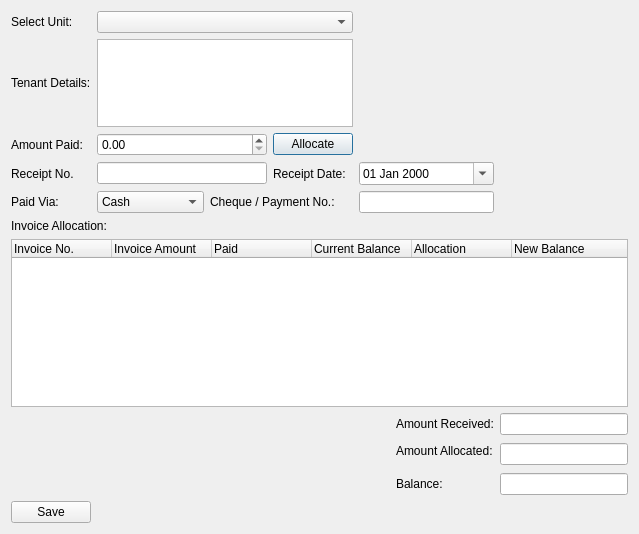
Old version of the form rentmanager/smartpaymentdialog.ui in the repository jayjay-w/rentman.
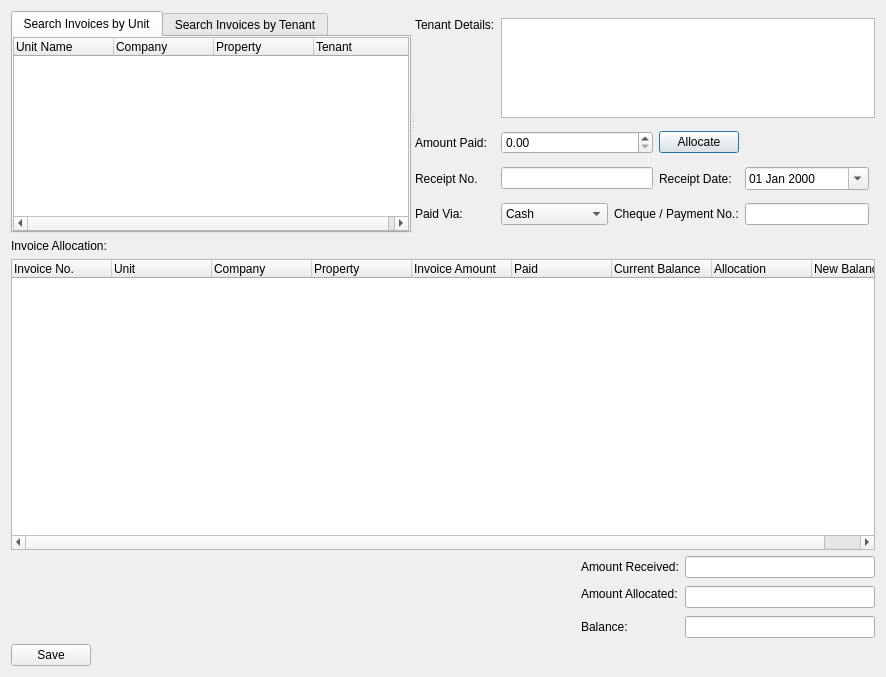
New version of the form.

Patch:
```diff
--- a/rentmanager/smartpaymentdialog.ui
+++ b/rentmanager/smartpaymentdialog.ui
@@ -6,8 +6,8 @@
    <rect>
     <x>0</x>
     <y>0</y>
-    <width>639</width>
-    <height>534</height>
+    <width>886</width>
+    <height>677</height>
    </rect>
   </property>
   <property name="windowTitle">
@@ -15,32 +15,150 @@
   </property>
   <layout class="QVBoxLayout" name="verticalLayout">
    <item>
+    <widget class="QSplitter" name="splitter">
+     <property name="orientation">
+      <enum>Qt::Horizontal</enum>
+     </property>
+     <widget class="QTabWidget" name="tabWidget">
+      <property name="minimumSize">
+       <size>
+        <width>400</width>
+        <height>0</height>
+       </size>
+      </property>
+      <property name="currentIndex">
+       <number>0</number>
+      </property>
+      <widget class="QWidget" name="tab">
+       <attribute name="title">
+        <string>Search Invoices by Unit</string>
+       </attribute>
+       <layout class="QVBoxLayout" name="verticalLayout_2">
+        <property name="spacing">
+         <number>0</number>
+        </property>
+        <property name="leftMargin">
+         <number>0</number>
+        </property>
+        <property name="topMargin">
+         <number>0</number>
+        </property>
+        <property name="rightMargin">
+         <number>0</number>
+        </property>
+        <property name="bottomMargin">
+         <number>0</number>
+        </property>
+        <item>
+         <widget class="QTreeWidget" name="trvUnits">
+          <column>
+           <property name="text">
+            <string>Unit Name</string>
+           </property>
+          </column>
+          <column>
+           <property name="text">
+            <string>Company</string>
+           </property>
+          </column>
+          <column>
+           <property name="text">
+            <string>Property</string>
+           </property>
+          </column>
+          <column>
+           <property name="text">
+            <string>Tenant</string>
+           </property>
+          </column>
+         </widget>
+        </item>
+       </layout>
+      </widget>
+      <widget class="QWidget" name="tab_2">
+       <attribute name="title">
+        <string>Search Invoices by Tenant</string>
+       </attribute>
+       <layout class="QVBoxLayout" name="verticalLayout_3">
+        <property name="spacing">
+         <number>0</number>
+        </property>
+        <property name="leftMargin">
+         <number>0</number>
+        </property>
+        <property name="topMargin">
+         <number>0</number>
+        </property>
+        <property name="rightMargin">
+         <number>0</number>
+        </property>
+        <property name="bottomMargin">
+         <number>0</number>
+        </property>
+        <item>
+         <widget class="QTreeWidget" name="trvTenants">
+          <column>
+           <property name="text">
+            <string>Tenant Name</string>
+           </property>
+          </column>
+          <column>
+           <property name="text">
+            <string>Unit</string>
+           </property>
+          </column>
+          <column>
+           <property name="text">
+            <string>Company</string>
+           </property>
+          </column>
+          <column>
+           <property name="text">
+            <string>Property</string>
+           </property>
+          </column>
+         </widget>
+        </item>
+       </layout>
+      </widget>
+     </widget>
+     <widget class="QWidget" name="">
     <layout class="QGridLayout" name="gridLayout">
-     <item row="3" column="0">
+       <item row="2" column="0">
       <widget class="QLabel" name="label_4">
        <property name="text">
         <string>Receipt No.</string>
        </property>
       </widget>
      </item>
-     <item row="1" column="0">
-      <widget class="QLabel" name="label_2">
+       <item row="2" column="3">
+        <widget class="QLabel" name="label_5">
        <property name="text">
-        <string>Tenant Details:</string>
+          <string>Receipt Date:</string>
        </property>
       </widget>
      </item>
-     <item row="0" column="1" colspan="3">
-      <widget class="QComboBox" name="cboUnit"/>
-     </item>
-     <item row="4" column="0">
-      <widget class="QLabel" name="label_6">
+       <item row="1" column="1" colspan="2">
+        <widget class="QDoubleSpinBox" name="spAmountReceived">
+         <property name="maximum">
+          <double>999999999.000000000000000</double>
+         </property>
+        </widget>
+       </item>
+       <item row="3" column="4">
+        <widget class="QLineEdit" name="txtChequeNo"/>
+       </item>
+       <item row="1" column="3">
+        <widget class="QPushButton" name="cmdAutoAllocate">
        <property name="text">
-        <string>Paid Via:</string>
+          <string>Allocate</string>
        </property>
       </widget>
      </item>
-     <item row="4" column="1">
+       <item row="2" column="1" colspan="2">
+        <widget class="QLineEdit" name="txtReceiptNo"/>
+       </item>
+       <item row="3" column="1">
       <widget class="QComboBox" name="cboPaidVia">
        <item>
         <property name="text">
@@ -69,41 +187,21 @@
        </item>
       </widget>
      </item>
-     <item row="2" column="0">
+       <item row="1" column="0">
       <widget class="QLabel" name="label_3">
        <property name="text">
         <string>Amount Paid:</string>
        </property>
       </widget>
      </item>
-     <item row="0" column="0">
-      <widget class="QLabel" name="label">
-       <property name="text">
-        <string>Select Unit:</string>
-       </property>
-      </widget>
-     </item>
-     <item row="4" column="2" colspan="2">
+       <item row="3" column="2" colspan="2">
       <widget class="QLabel" name="label_7">
        <property name="text">
         <string>Cheque / Payment No.:</string>
        </property>
       </widget>
      </item>
-     <item row="4" column="4">
-      <widget class="QLineEdit" name="txtChequeNo"/>
-     </item>
-     <item row="3" column="1" colspan="2">
-      <widget class="QLineEdit" name="txtReceiptNo"/>
-     </item>
-     <item row="3" column="3">
-      <widget class="QLabel" name="label_5">
-       <property name="text">
-        <string>Receipt Date:</string>
-       </property>
-      </widget>
-     </item>
-     <item row="3" column="4">
+       <item row="2" column="4">
       <widget class="QDateEdit" name="dtpReceiptDate">
        <property name="displayFormat">
         <string>dd MMM yyyy</string>
@@ -113,44 +211,36 @@
        </property>
       </widget>
      </item>
-     <item row="1" column="1" colspan="3">
+       <item row="3" column="0">
+        <widget class="QLabel" name="label_6">
+         <property name="text">
+          <string>Paid Via:</string>
+         </property>
+        </widget>
+       </item>
+       <item row="0" column="0">
+        <widget class="QLabel" name="label">
+         <property name="text">
+          <string>Tenant Details:</string>
+         </property>
+         <property name="alignment">
+          <set>Qt::AlignLeading|Qt::AlignLeft|Qt::AlignTop</set>
+         </property>
+        </widget>
+       </item>
+       <item row="0" column="1" colspan="5">
       <widget class="QPlainTextEdit" name="txtTenantDetails">
        <property name="maximumSize">
         <size>
          <width>16777215</width>
-         <height>88</height>
+           <height>100</height>
         </size>
        </property>
       </widget>
      </item>
-     <item row="3" column="5">
-      <spacer name="horizontalSpacer_2">
-       <property name="orientation">
-        <enum>Qt::Horizontal</enum>
-       </property>
-       <property name="sizeHint" stdset="0">
-        <size>
-         <width>40</width>
-         <height>20</height>
-        </size>
-       </property>
-      </spacer>
-     </item>
-     <item row="2" column="3">
-      <widget class="QPushButton" name="cmdAutoAllocate">
-       <property name="text">
-        <string>Allocate</string>
-       </property>
-      </widget>
-     </item>
-     <item row="2" column="1" colspan="2">
-      <widget class="QDoubleSpinBox" name="spAmountReceived">
-       <property name="maximum">
-        <double>999999999.000000000000000</double>
-       </property>
-      </widget>
-     </item>
-    </layout>
+      </layout>
+     </widget>
+    </widget>
    </item>
    <item>
     <widget class="QLabel" name="label_8">
@@ -172,6 +262,21 @@
        <string>Invoice No.</string>
       </property>
      </column>
+     <column>
+      <property name="text">
+       <string>Unit </string>
+      </property>
+     </column>
+     <column>
+      <property name="text">
+       <string>Company</string>
+      </property>
+     </column>
+     <column>
+      <property name="text">
+       <string>Property</string>
+      </property>
+     </column>
      <column>
       <property name="text">
        <string>Invoice Amount</string>
```
Left out of the diff: 17 changed lines with no effect on the pictures. Lines whose indentation alone changed are shown as unchanged.
